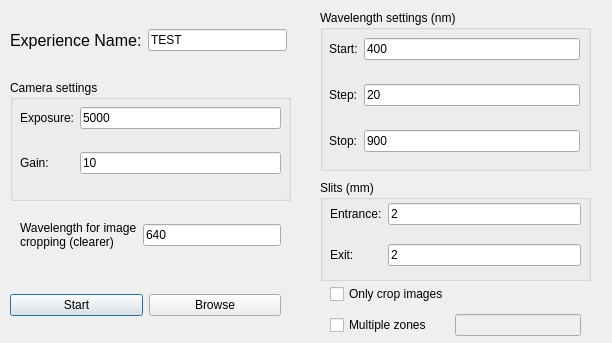
This is settings.ui in lepo3002/Banc_Optique_3IT as Qt 5 draws it before an edit. The edited form follows.
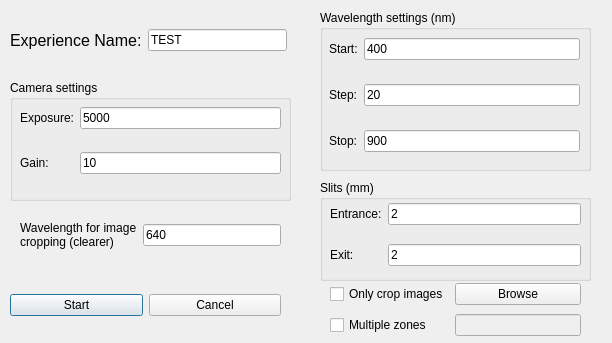
This is the edited form.

Commit message: Add cancel button

Diff of the .ui file:
```diff
--- a/settings.ui
+++ b/settings.ui
@@ -79,9 +79,9 @@
      </widget>
     </item>
     <item row="0" column="1">
-     <widget class="QPushButton" name="bt_working_dir">
+     <widget class="QPushButton" name="cancel">
       <property name="text">
-       <string>Browse</string>
+       <string>Cancel</string>
       </property>
      </widget>
     </item>
@@ -318,6 +318,13 @@
       </property>
      </widget>
     </item>
+    <item row="0" column="1">
+     <widget class="QPushButton" name="bt_working_dir">
+      <property name="text">
+       <string>Browse</string>
+      </property>
+     </widget>
+    </item>
    </layout>
   </widget>
  </widget>
```
The commit also changes 6 other files.
